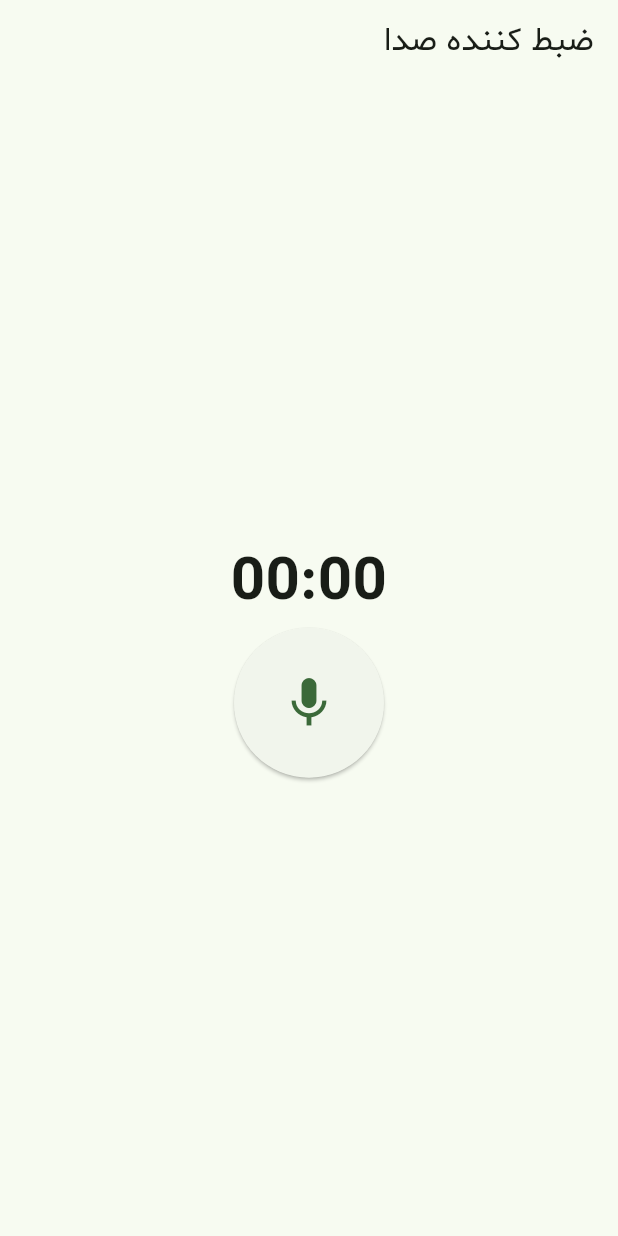
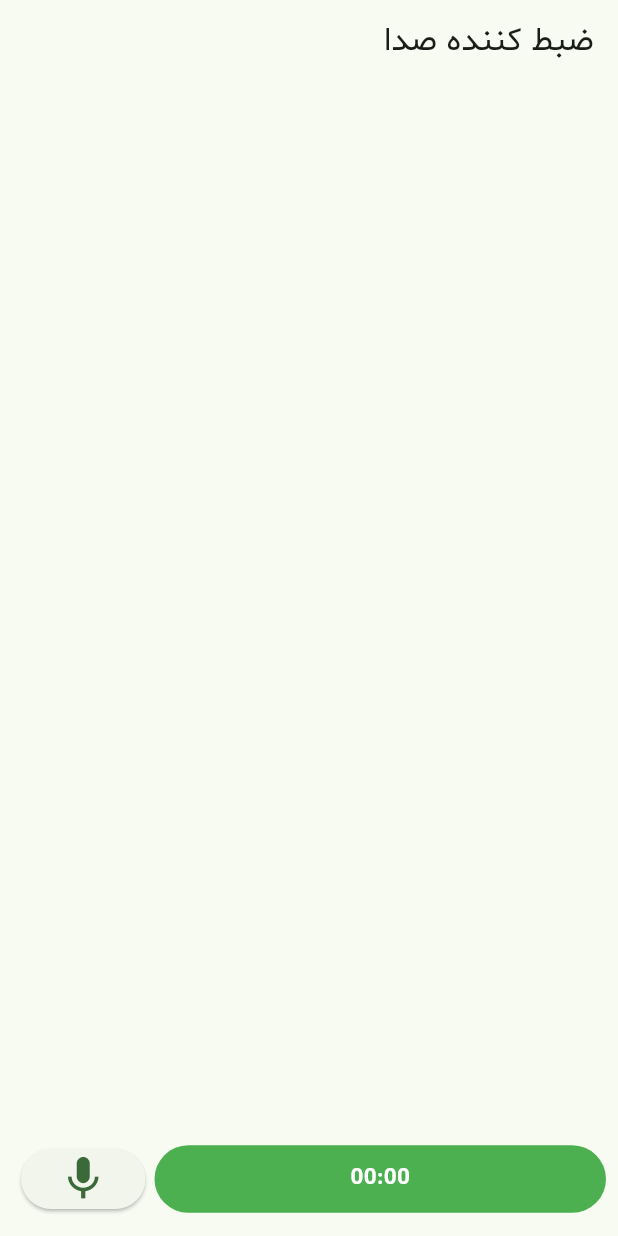
Before and after one commit to kazemini/voice_recorder, a Flutter app: the screen it shows after launch, on a phone screen of 412 x 824 dp. Run offline on Flutter 3.47's test engine with Material 2 defaults, Android fonts, the phone set to English and light mode, and no system bars; our stand-ins replace bloc, flutter_bloc, get_it, permission_handler, shared_preferences; missing offline and left inert: flutter_sound.

Commit message:
make ui like chat app with prev logic

```diff
--- a/lib/core/widgets/main_wrapper.dart
+++ b/lib/core/widgets/main_wrapper.dart
@@ -72,7 +72,7 @@ class _MainWrapperState extends State<MainWrapper> {
         padding: const EdgeInsets.all(8.0),
         child: Column(
           mainAxisAlignment: MainAxisAlignment.center,
-          children: [
+          children: const [
             /*
                 Center(
                 child: ElevatedButton(
@@ -114,7 +114,29 @@ class _MainWrapperState extends State<MainWrapper> {
                 ),
               ),
                */
+            SizedBox()
+          ],
+        ),
+      ),
+      bottomNavigationBar: Container(
+        width: MediaQuery.of(context).size.width,
+        height: 60,
+        margin: const EdgeInsets.only(left: 8.0,right: 8.0,bottom: 8.0),
 
+        child: Row(
+          children: [
+            Expanded(
+              child: Container(
+                height: 45,
+                decoration: BoxDecoration(
+                    borderRadius: BorderRadius.circular(32),
+                    color: Colors.green
+                ),
+                child: Row(
+                  mainAxisAlignment: MainAxisAlignment.center,
+                  crossAxisAlignment: CrossAxisAlignment.center,
+                  mainAxisSize: MainAxisSize.max,
+                  children: [
                     StreamBuilder<RecordingDisposition>(
                         stream: recorder.onProgress,
                         builder: (context, snapshot) {
@@ -125,20 +147,21 @@ class _MainWrapperState extends State<MainWrapper> {
 
                           return Text(
                             '$twoDigitMinutes:$twoDigitsSeconds',
-                    style: const TextStyle(fontSize: 40, fontWeight: FontWeight.bold),
+                            style: const TextStyle(fontSize: 15, fontWeight: FontWeight.bold,color: Colors.white),
                           );
                         }),
-            Center(
-              child: SizedBox(
-                width: 100,
-                height: 100,
+                  ],
+                ),
+              ),
+            ),
+            Container(
+              margin: EdgeInsets.all(6.0),
               child: ElevatedButton(
-                  child: Icon(recorder.isRecording ? Icons.pause : Icons.mic, size: 40),
                 onPressed: () async {
                   recorder.isRecording ? await stop() : await record();
                   setState(() {});
                 },
-                ),
+                child: Icon(recorder.isRecording ? Icons.pause : Icons.mic, size: 35),
               ),
             )
           ],
```
Lines whose indentation alone changed are shown as unchanged.
